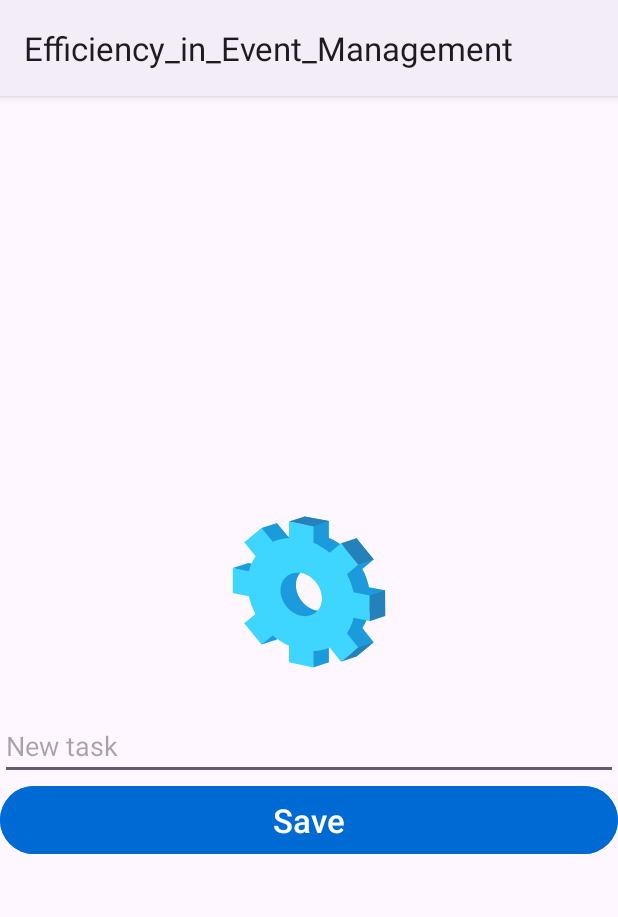
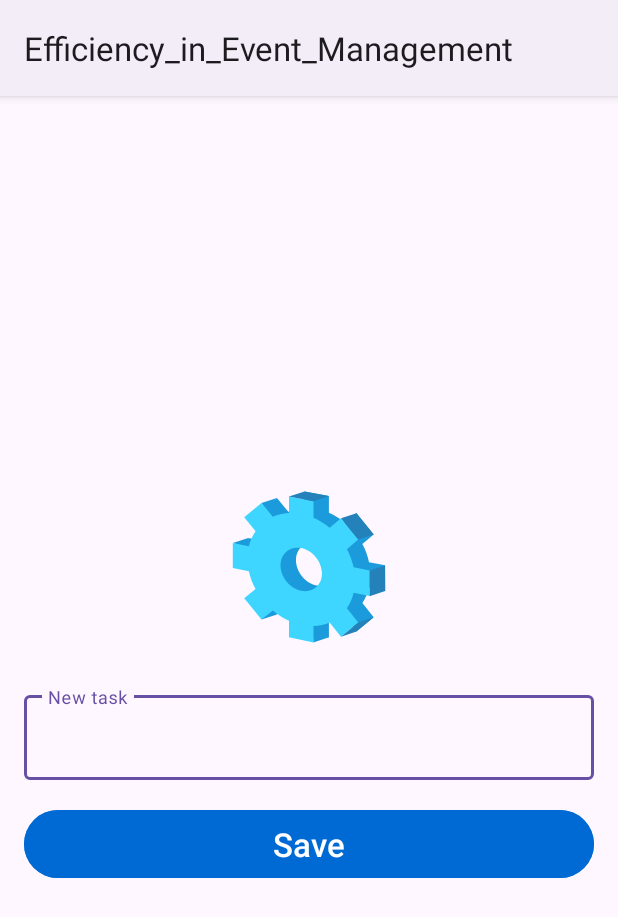
Before and after one commit to Carllos22/Efficiency-in-Event-Management, an Android app: the CreateItemActivity screen opened directly, with no data from a screen before it, on a phone screen of 412 x 824 dp. Shown: the top 917 px of the screen. Run offline under Robolectric (Android 15) with nearby library versions, the phone set to English and light mode, and no system bars.

Commit message:
WIP: Hemos añadido correctamente el TextField y también hemos añadido un diálogo en la pantalla del login

```diff
--- a/app/src/main/java/com/example/efficiency_in_event_management/activities/EditItemActivity.kt
+++ b/app/src/main/java/com/example/efficiency_in_event_management/activities/EditItemActivity.kt
@@ -17,10 +17,10 @@ class EditItemActivity : AppCompatActivity() {
         setContentView(binding.root)
 
         originalItem = intent.getStringExtra("ITEM_NAME")
-        binding.etEditItem.setText(originalItem)
+        binding.etEditItem.editText?.setText(originalItem)
 
         binding.btnUpdate.setOnClickListener {
-            val updatedItemName = binding.etEditItem.text.toString()
+            val updatedItemName = binding.etEditItem.editText?.text.toString()
             val resultIntent = Intent()
             resultIntent.putExtra("UPDATED_ITEM", updatedItemName)
             resultIntent.putExtra("ITEM_NAME", originalItem)
--- a/app/src/main/res/layout/activity_item.xml
+++ b/app/src/main/res/layout/activity_item.xml
@@ -5,7 +5,7 @@
     android:layout_width="match_parent"
     android:layout_height="match_parent"
     android:orientation="vertical"
-    android:padding="0dp"
+    android:padding="16dp"
     android:gravity="center">
 
     <ImageView
@@ -15,12 +15,19 @@
         android:layout_marginVertical="20dp"
         android:src="@drawable/ic_logo_company"/>
 
-    <EditText
+
+    <com.google.android.material.textfield.TextInputLayout
         android:id="@+id/etNewItem"
         android:layout_width="match_parent"
         android:layout_height="wrap_content"
         android:hint="New task"
-        android:textColor="@color/black"/>
+        android:layout_marginBottom="16dp">
+
+        <com.google.android.material.textfield.TextInputEditText
+            android:layout_width="match_parent"
+            android:layout_height="wrap_content" />
+
+    </com.google.android.material.textfield.TextInputLayout>
 
     <Button
         android:id="@+id/btnSave"
```
Also changed, not shown: app/src/main/java/com/example/efficiency_in_event_management/activities/ItemActivity.kt (+10 -6 lines), app/src/main/java/com/example/efficiency_in_event_management/activities/LoginActivity.kt (+12 -2 lines), app/src/main/java/com/example/efficiency_in_event_management/activities/MainActivity.kt (+4 -5 lines), app/src/main/res/layout/activity_edit_item.xml (+10 -2 lines), app/src/main/res/layout/activity_main.xml (+0 -14 lines).
